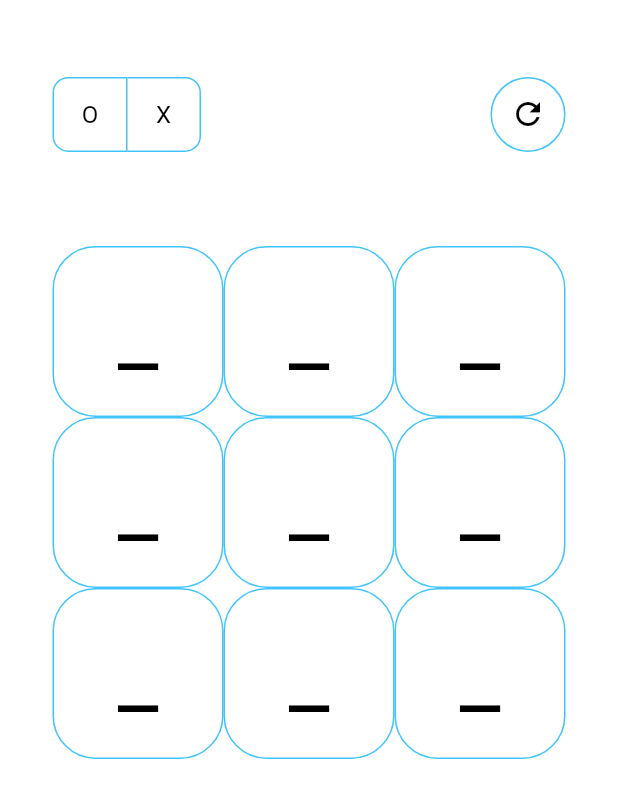
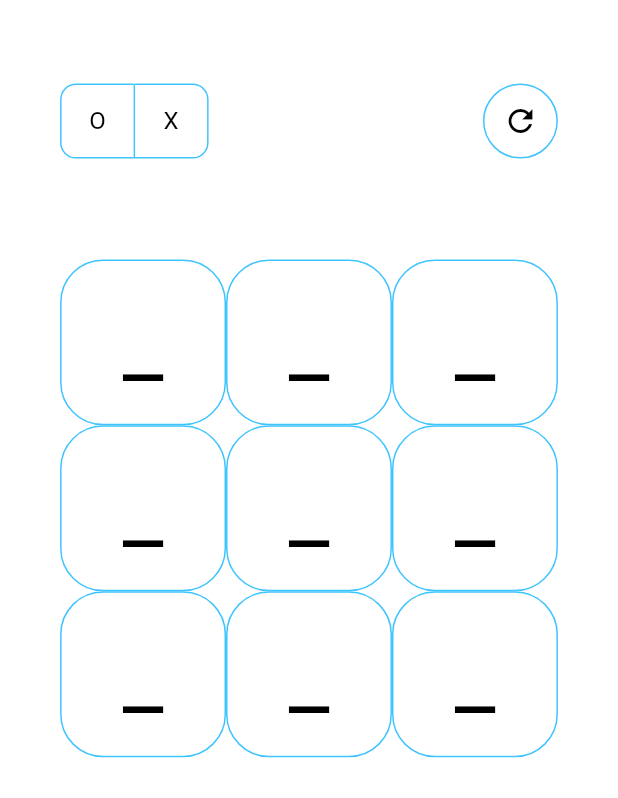
Before and after one commit to bruhfessional/tictactoe, a Flutter app: the screen it shows after launch, on a phone screen of 412 x 824 dp. Shown: the top 798 px of the screen. Run offline on Flutter 3.47's test engine with Material 2 defaults, Android fonts, the phone set to English and light mode, and no system bars; our stand-ins replace bloc, equatable, flutter_bloc, flutter_screenutil.

Commit message:
просто добавил sp

```diff
--- a/lib/grid_page.dart
+++ b/lib/grid_page.dart
@@ -14,7 +14,7 @@ class GridPage extends StatelessWidget {
     return Scaffold(
       resizeToAvoidBottomInset: false,
       body: Container(
-        padding: const EdgeInsets.all(35),
+        padding: EdgeInsets.all(35.sp),
         child: Column(
           children: [
             Expanded(
@@ -94,7 +94,7 @@ class GridPage extends StatelessWidget {
                   return GridView.count(
                     // physics: const NeverScrollableScrollPhysics(),
                     shrinkWrap: true,
-                    padding: const EdgeInsets.only(top: 35),
+                    padding: EdgeInsets.only(top: 35.sp),
                     crossAxisCount: 3,
                     children: List.generate(
                       context.read<GridCubit>().state.roleList.length,
```
